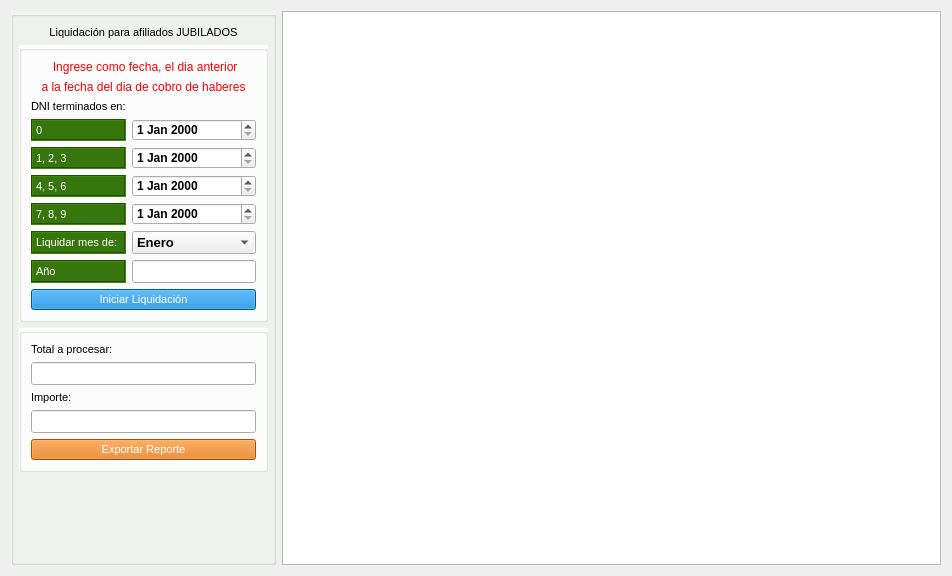
First picture: the form in gui/liquidadores/liquidadorJubilados.ui, repository shae-ra/sindicato, before the edit.
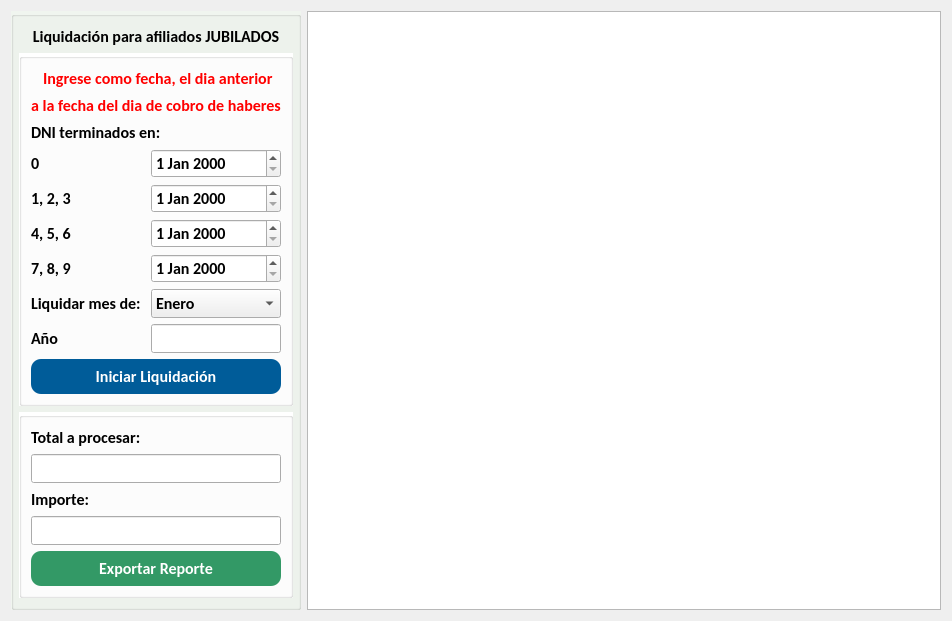
Second picture: the form after the edit. Icons and pictures are not drawn.

Diff of the .ui file:
```diff
--- a/gui/liquidadores/liquidadorJubilados.ui
+++ b/gui/liquidadores/liquidadorJubilados.ui
@@ -18,7 +18,8 @@
     <widget class="QGroupBox" name="groupBox_3">
      <property name="font">
       <font>
-       <family>Arial</family>
+       <family>Calibri</family>
+       <pointsize>12</pointsize>
       </font>
      </property>
      <property name="styleSheet">
@@ -52,10 +53,10 @@
         </property>
         <property name="font">
          <font>
-          <family>Arial</family>
-          <pointsize>8</pointsize>
-          <weight>50</weight>
-          <bold>false</bold>
+          <family>Calibri</family>
+          <pointsize>12</pointsize>
+          <weight>75</weight>
+          <bold>true</bold>
          </font>
         </property>
         <property name="styleSheet">
@@ -77,6 +78,12 @@
       </item>
       <item row="9" column="0">
        <spacer name="verticalSpacer">
+        <property name="font">
+         <font>
+          <family>Calibri</family>
+          <pointsize>12</pointsize>
+         </font>
+        </property>
         <property name="orientation">
          <enum>Qt::Vertical</enum>
         </property>
@@ -90,6 +97,12 @@
       </item>
       <item row="2" column="0" colspan="2">
        <widget class="QGroupBox" name="groupBox_4">
+        <property name="font">
+         <font>
+          <family>Calibri</family>
+          <pointsize>12</pointsize>
+         </font>
+        </property>
         <property name="styleSheet">
          <string notr="true">#groupBox_4{
 background-color:#FFFFFF
@@ -109,20 +122,23 @@
            </property>
            <property name="font">
             <font>
-             <family>Arial</family>
-             <pointsize>8</pointsize>
-             <weight>50</weight>
-             <bold>false</bold>
+             <family>Calibri</family>
+             <pointsize>12</pointsize>
+             <weight>75</weight>
+             <bold>true</bold>
             </font>
            </property>
+           <property name="mouseTracking">
+            <bool>false</bool>
+           </property>
+           <property name="tabletTracking">
+            <bool>false</bool>
+           </property>
            <property name="styleSheet">
-            <string notr="true">#label_2{
-background-color:#37760D;
-color: #FFFFFF;
-}</string>
+            <string notr="true"/>
            </property>
            <property name="frameShape">
-            <enum>QFrame::Box</enum>
+            <enum>QFrame::NoFrame</enum>
            </property>
            <property name="frameShadow">
             <enum>QFrame::Sunken</enum>
@@ -130,6 +146,66 @@
            <property name="text">
             <string>0</string>
            </property>
+           <property name="textFormat">
+            <enum>Qt::AutoText</enum>
+           </property>
+           <property name="scaledContents">
+            <bool>false</bool>
+           </property>
+           <property name="wordWrap">
+            <bool>false</bool>
+           </property>
+          </widget>
+         </item>
+         <item row="6" column="0">
+          <widget class="QLabel" name="label_8">
+           <property name="sizePolicy">
+            <sizepolicy hsizetype="Preferred" vsizetype="Expanding">
+             <horstretch>0</horstretch>
+             <verstretch>0</verstretch>
+            </sizepolicy>
+           </property>
+           <property name="font">
+            <font>
+             <family>Calibri</family>
+             <pointsize>12</pointsize>
+             <weight>75</weight>
+             <bold>true</bold>
+            </font>
+           </property>
+           <property name="styleSheet">
+            <string notr="true"/>
+           </property>
+           <property name="frameShape">
+            <enum>QFrame::NoFrame</enum>
+           </property>
+           <property name="frameShadow">
+            <enum>QFrame::Sunken</enum>
+           </property>
+           <property name="text">
+            <string>7, 8, 9</string>
+           </property>
+           <property name="textFormat">
+            <enum>Qt::AutoText</enum>
+           </property>
+          </widget>
+         </item>
+         <item row="3" column="1">
+          <widget class="QDateEdit" name="liqj_fecha_0">
+           <property name="sizePolicy">
+            <sizepolicy hsizetype="Minimum" vsizetype="Expanding">
+             <horstretch>0</horstretch>
+             <verstretch>0</verstretch>
+            </sizepolicy>
+           </property>
+           <property name="font">
+            <font>
+             <family>Calibri</family>
+             <pointsize>12</pointsize>
+             <weight>75</weight>
+             <bold>true</bold>
+            </font>
+           </property>
           </widget>
          </item>
          <item row="7" column="1">
@@ -142,7 +218,8 @@
            </property>
            <property name="font">
             <font>
-             <pointsize>10</pointsize>
+             <family>Calibri</family>
+             <pointsize>12</pointsize>
              <weight>75</weight>
              <bold>true</bold>
             </font>
@@ -219,8 +296,8 @@
            </item>
           </widget>
          </item>
-         <item row="3" column="1">
-          <widget class="QDateEdit" name="liqj_fecha_0">
+         <item row="4" column="1">
+          <widget class="QDateEdit" name="liqj_fecha_123">
            <property name="sizePolicy">
             <sizepolicy hsizetype="Minimum" vsizetype="Expanding">
              <horstretch>0</horstretch>
@@ -229,45 +306,14 @@
            </property>
            <property name="font">
             <font>
+             <family>Calibri</family>
+             <pointsize>12</pointsize>
              <weight>75</weight>
              <bold>true</bold>
             </font>
            </property>
           </widget>
          </item>
-         <item row="6" column="0">
-          <widget class="QLabel" name="label_8">
-           <property name="sizePolicy">
-            <sizepolicy hsizetype="Preferred" vsizetype="Expanding">
-             <horstretch>0</horstretch>
-             <verstretch>0</verstretch>
-            </sizepolicy>
-           </property>
-           <property name="font">
-            <font>
-             <family>Arial</family>
-             <pointsize>8</pointsize>
-             <weight>50</weight>
-             <bold>false</bold>
-            </font>
-           </property>
-           <property name="styleSheet">
-            <string notr="true">#label_8{
-background-color:#37760D;
-color: #FFFFFF;
-}</string>
-           </property>
-           <property name="frameShape">
-            <enum>QFrame::Box</enum>
-           </property>
-           <property name="frameShadow">
-            <enum>QFrame::Sunken</enum>
-           </property>
-           <property name="text">
-            <string>7, 8, 9</string>
-           </property>
-          </widget>
-         </item>
          <item row="7" column="0">
           <widget class="QLabel" name="label_12">
            <property name="sizePolicy">
@@ -278,20 +324,17 @@
            </property>
            <property name="font">
             <font>
-             <family>Arial</family>
-             <pointsize>8</pointsize>
-             <weight>50</weight>
-             <bold>false</bold>
+             <family>Calibri</family>
+             <pointsize>12</pointsize>
+             <weight>75</weight>
+             <bold>true</bold>
             </font>
            </property>
            <property name="styleSheet">
-            <string notr="true">#label_12{
-background-color:#37760D;
-color: #FFFFFF;
-}</string>
+            <string notr="true"/>
            </property>
            <property name="frameShape">
-            <enum>QFrame::Box</enum>
+            <enum>QFrame::NoFrame</enum>
            </property>
            <property name="frameShadow">
             <enum>QFrame::Sunken</enum>
@@ -299,6 +342,9 @@
            <property name="text">
             <string>Liquidar mes de: </string>
            </property>
+           <property name="textFormat">
+            <enum>Qt::AutoText</enum>
+           </property>
           </widget>
          </item>
          <item row="8" column="0">
@@ -311,20 +357,17 @@
            </property>
            <property name="font">
             <font>
-             <family>Arial</family>
-             <pointsize>8</pointsize>
-             <weight>50</weight>
-             <bold>false</bold>
+             <family>Calibri</family>
+             <pointsize>12</pointsize>
+             <weight>75</weight>
+             <bold>true</bold>
             </font>
            </property>
            <property name="styleSheet">
-            <string notr="true">#label_10{
-background-color:#37760D;
-color: #FFFFFF;
-}</string>
+            <string notr="true"/>
            </property>
            <property name="frameShape">
-            <enum>QFrame::Box</enum>
+            <enum>QFrame::NoFrame</enum>
            </property>
            <property name="frameShadow">
             <enum>QFrame::Sunken</enum>
@@ -332,21 +375,8 @@
            <property name="text">
             <string>Año</string>
            </property>
-          </widget>
-         </item>
-         <item row="4" column="1">
-          <widget class="QDateEdit" name="liqj_fecha_123">
-           <property name="sizePolicy">
-            <sizepolicy hsizetype="Minimum" vsizetype="Expanding">
-             <horstretch>0</horstretch>
-             <verstretch>0</verstretch>
-            </sizepolicy>
-           </property>
-           <property name="font">
-            <font>
-             <weight>75</weight>
-             <bold>true</bold>
-            </font>
+           <property name="textFormat">
+            <enum>Qt::AutoText</enum>
            </property>
           </widget>
          </item>
@@ -360,10 +390,10 @@
            </property>
            <property name="font">
             <font>
-             <family>Arial</family>
-             <pointsize>8</pointsize>
-             <weight>50</weight>
-             <bold>false</bold>
+             <family>Calibri</family>
+             <pointsize>12</pointsize>
+             <weight>75</weight>
+             <bold>true</bold>
             </font>
            </property>
            <property name="styleSheet">
@@ -377,6 +407,24 @@
            </property>
           </widget>
          </item>
+         <item row="6" column="1">
+          <widget class="QDateEdit" name="liqj_fecha_789">
+           <property name="sizePolicy">
+            <sizepolicy hsizetype="Minimum" vsizetype="Expanding">
+             <horstretch>0</horstretch>
+             <verstretch>0</verstretch>
+            </sizepolicy>
+           </property>
+           <property name="font">
+            <font>
+             <family>Calibri</family>
+             <pointsize>12</pointsize>
+             <weight>75</weight>
+             <bold>true</bold>
+            </font>
+           </property>
+          </widget>
+         </item>
          <item row="4" column="0">
           <widget class="QLabel" name="label_6">
            <property name="sizePolicy">
@@ -387,20 +435,17 @@
            </property>
            <property name="font">
             <font>
-             <family>Arial</family>
-             <pointsize>8</pointsize>
-             <weight>50</weight>
-             <bold>false</bold>
+             <family>Calibri</family>
+             <pointsize>12</pointsize>
+             <weight>75</weight>
+             <bold>true</bold>
             </font>
            </property>
            <property name="styleSheet">
-            <string notr="true">#label_6{
-background-color:#37760D;
-color: #FFFFFF;
-}</string>
+            <string notr="true"/>
            </property>
            <property name="frameShape">
-            <enum>QFrame::Box</enum>
+            <enum>QFrame::NoFrame</enum>
            </property>
            <property name="frameShadow">
             <enum>QFrame::Sunken</enum>
@@ -408,66 +453,44 @@
            <property name="text">
             <string>1, 2, 3</string>
            </property>
-          </widget>
-         </item>
-         <item row="6" column="1">
-          <widget class="QDateEdit" name="liqj_fecha_789">
-           <property name="sizePolicy">
-            <sizepolicy hsizetype="Minimum" vsizetype="Expanding">
-             <horstretch>0</horstretch>
-             <verstretch>0</verstretch>
-            </sizepolicy>
-           </property>
-           <property name="font">
-            <font>
-             <weight>75</weight>
-             <bold>true</bold>
-            </font>
-           </property>
-          </widget>
-         </item>
-         <item row="5" column="1">
-          <widget class="QDateEdit" name="liqj_fecha_456">
-           <property name="sizePolicy">
-            <sizepolicy hsizetype="Minimum" vsizetype="Expanding">
-             <horstretch>0</horstretch>
-             <verstretch>0</verstretch>
-            </sizepolicy>
-           </property>
-           <property name="font">
-            <font>
-             <weight>75</weight>
-             <bold>true</bold>
-            </font>
+           <property name="textFormat">
+            <enum>Qt::AutoText</enum>
            </property>
           </widget>
          </item>
          <item row="9" column="0" colspan="2">
           <widget class="QPushButton" name="btn_liquidar">
            <property name="sizePolicy">
-            <sizepolicy hsizetype="Minimum" vsizetype="Expanding">
+            <sizepolicy hsizetype="Preferred" vsizetype="Preferred">
              <horstretch>0</horstretch>
              <verstretch>0</verstretch>
             </sizepolicy>
            </property>
+           <property name="minimumSize">
+            <size>
+             <width>150</width>
+             <height>35</height>
+            </size>
+           </property>
            <property name="font">
             <font>
-             <family>Arial</family>
-             <pointsize>8</pointsize>
-             <weight>50</weight>
-             <bold>false</bold>
+             <family>Calibri</family>
+             <pointsize>12</pointsize>
+             <weight>75</weight>
+             <bold>true</bold>
             </font>
            </property>
            <property name="styleSheet">
             <string notr="true">#btn_liquidar{
-background-color:#0A7DD0;
-color: #ffffff
+background-color:#005c99;
+color: #FFFFFF;
+border-radius: 10px;
 }
 
 #btn_liquidar:hover{
-background-color:#1067A5;
-}
-</string>
+background-color:#004d80;
+color: #FFFFFF;
+}</string>
            </property>
            <property name="text">
             <string>Iniciar Liquidación</string>
@@ -484,6 +507,24 @@
            </property>
           </widget>
          </item>
+         <item row="5" column="1">
+          <widget class="QDateEdit" name="liqj_fecha_456">
+           <property name="sizePolicy">
+            <sizepolicy hsizetype="Minimum" vsizetype="Expanding">
+             <horstretch>0</horstretch>
+             <verstretch>0</verstretch>
+            </sizepolicy>
+           </property>
+           <property name="font">
+            <font>
+             <family>Calibri</family>
+             <pointsize>12</pointsize>
+             <weight>75</weight>
+             <bold>true</bold>
+            </font>
+           </property>
+          </widget>
+         </item>
          <item row="5" column="0">
           <widget class="QLabel" name="label_7">
            <property name="sizePolicy">
@@ -494,20 +535,17 @@
            </property>
            <property name="font">
             <font>
-             <family>Arial</family>
-             <pointsize>8</pointsize>
-             <weight>50</weight>
-             <bold>false</bold>
+             <family>Calibri</family>
+             <pointsize>12</pointsize>
+             <weight>75</weight>
+             <bold>true</bold>
             </font>
            </property>
            <property name="styleSheet">
-            <string notr="true">#label_7{
-background-color:#37760D;
-color: #FFFFFF;
-}</string>
+            <string notr="true"/>
            </property>
            <property name="frameShape">
-            <enum>QFrame::Box</enum>
+            <enum>QFrame::NoFrame</enum>
            </property>
            <property name="frameShadow">
             <enum>QFrame::Sunken</enum>
@@ -515,6 +553,32 @@
            <property name="text">
             <string>4, 5, 6</string>
            </property>
+           <property name="textFormat">
+            <enum>Qt::AutoText</enum>
+           </property>
+          </widget>
+         </item>
+         <item row="1" column="0" colspan="2">
+          <widget class="QLabel" name="label_4">
+           <property name="font">
+            <font>
+             <family>Calibri</family>
+             <pointsize>12</pointsize>
+             <weight>75</weight>
+             <bold>true</bold>
+            </font>
+           </property>
+           <property name="styleSheet">
+            <string notr="true">#label_4{
+color: red;
+}</string>
+           </property>
+           <property name="text">
+            <string>a la fecha del dia de cobro de haberes</string>
+           </property>
+           <property name="alignment">
+            <set>Qt::AlignCenter</set>
+           </property>
           </widget>
          </item>
          <item row="8" column="1">
@@ -527,7 +591,8 @@
            </property>
            <property name="font">
             <font>
-             <pointsize>10</pointsize>
+             <family>Calibri</family>
+             <pointsize>12</pointsize>
              <weight>75</weight>
              <bold>true</bold>
             </font>
@@ -538,8 +603,10 @@
           <widget class="QLabel" name="label">
            <property name="font">
             <font>
-             <weight>50</weight>
-             <bold>false</bold>
+             <family>Calibri</family>
+             <pointsize>12</pointsize>
+             <weight>75</weight>
+             <bold>true</bold>
             </font>
            </property>
            <property name="styleSheet">
@@ -555,32 +622,17 @@
            </property>
           </widget>
          </item>
-         <item row="1" column="0" colspan="2">
-          <widget class="QLabel" name="label_4">
-           <property name="font">
-            <font>
-             <weight>50</weight>
-             <bold>false</bold>
-            </font>
-           </property>
-           <property name="styleSheet">
-            <string notr="true">#label_4{
-color: red;
-}</string>
-           </property>
-           <property name="text">
-            <string>a la fecha del dia de cobro de haberes</string>
-           </property>
-           <property name="alignment">
-            <set>Qt::AlignCenter</set>
-           </property>
-          </widget>
-         </item>
         </layout>
        </widget>
       </item>
       <item row="3" column="0" colspan="2">
        <widget class="QGroupBox" name="groupBox_5">
+        <property name="font">
+         <font>
+          <family>Calibri</family>
+          <pointsize>12</pointsize>
+         </font>
+        </property>
         <property name="styleSheet">
          <string notr="true">#groupBox_5{
 background-color:#FFFFFF
@@ -600,10 +652,10 @@
            </property>
            <property name="font">
             <font>
-             <family>Arial</family>
-             <pointsize>8</pointsize>
-             <weight>50</weight>
-             <bold>false</bold>
+             <family>Calibri</family>
+             <pointsize>12</pointsize>
+             <weight>75</weight>
+             <bold>true</bold>
             </font>
            </property>
            <property name="styleSheet">
@@ -627,7 +679,8 @@
            </property>
            <property name="font">
             <font>
-             <pointsize>10</pointsize>
+             <family>Calibri</family>
+             <pointsize>12</pointsize>
              <weight>75</weight>
              <bold>true</bold>
             </font>
@@ -644,7 +697,8 @@
            </property>
            <property name="font">
             <font>
-             <pointsize>10</pointsize>
+             <family>Calibri</family>
+             <pointsize>12</pointsize>
              <weight>75</weight>
              <bold>true</bold>
             </font>
@@ -661,10 +715,10 @@
            </property>
            <property name="font">
             <font>
-             <family>Arial</family>
-             <pointsize>8</pointsize>
-             <weight>50</weight>
-             <bold>false</bold>
+             <family>Calibri</family>
+             <pointsize>12</pointsize>
+             <weight>75</weight>
+             <bold>true</bold>
             </font>
            </property>
            <property name="styleSheet">
@@ -681,28 +735,35 @@
          <item row="5" column="0" colspan="2">
           <widget class="QPushButton" name="btn_exportar">
            <property name="sizePolicy">
-            <sizepolicy hsizetype="Minimum" vsizetype="Fixed">
+            <sizepolicy hsizetype="Preferred" vsizetype="Preferred">
              <horstretch>0</horstretch>
              <verstretch>0</verstretch>
             </sizepolicy>
            </property>
+           <property name="minimumSize">
+            <size>
+             <width>150</width>
+             <height>35</height>
+            </size>
+           </property>
            <property name="font">
             <font>
-             <family>Arial</family>
-             <pointsize>8</pointsize>
-             <weight>50</weight>
-             <bold>false</bold>
+             <family>Calibri</family>
+             <pointsize>12</pointsize>
+             <weight>75</weight>
+             <bold>true</bold>
             </font>
            </property>
            <property name="styleSheet">
             <string notr="true">#btn_exportar{
-background-color:#DF720A;
+background-color:#339966;
 color: #FFFFFF;
+border-radius: 10px;
 }
 
 #btn_exportar:hover{
-background-color:#E09249 ;
-color: #000000;
+background-color:#1f6040;
+color: #FFFFFF;
 }</string>
            </property>
            <property name="text">
@@ -730,7 +791,8 @@
     <widget class="QTableView" name="tableView">
      <property name="font">
       <font>
-       <pointsize>10</pointsize>
+       <family>Calibri</family>
+       <pointsize>12</pointsize>
        <weight>75</weight>
        <bold>true</bold>
       </font>
```
